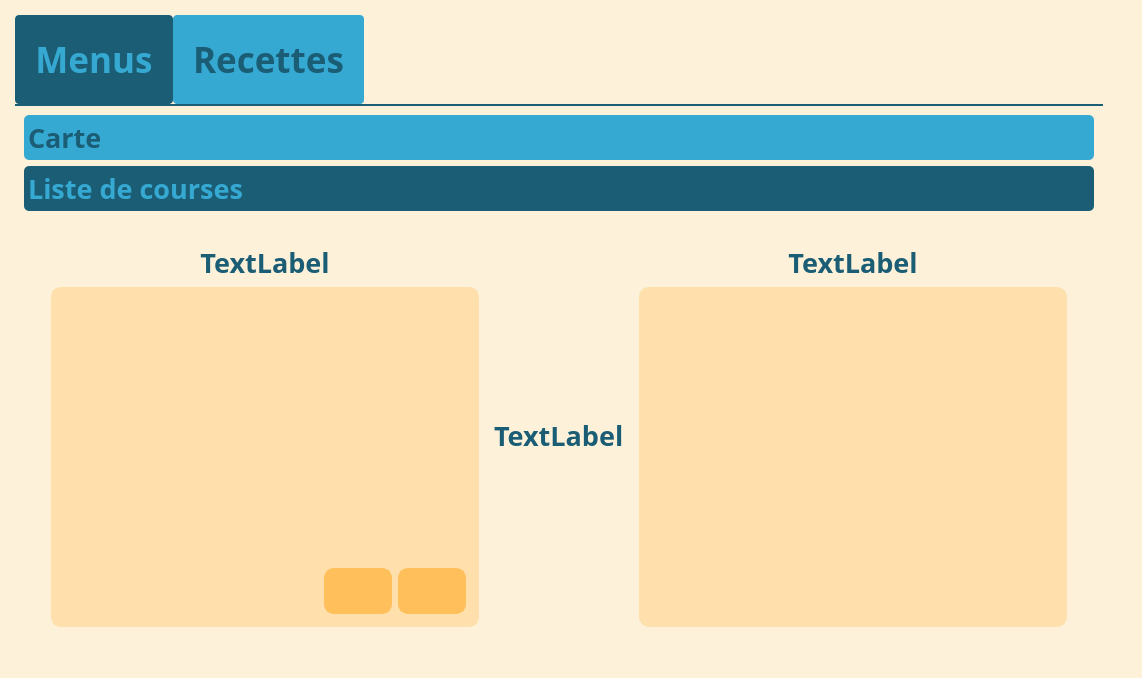
This is UI/Main_Window.ui in juvarlet/a_table as Qt 5 draws it before an edit. The edited form follows.
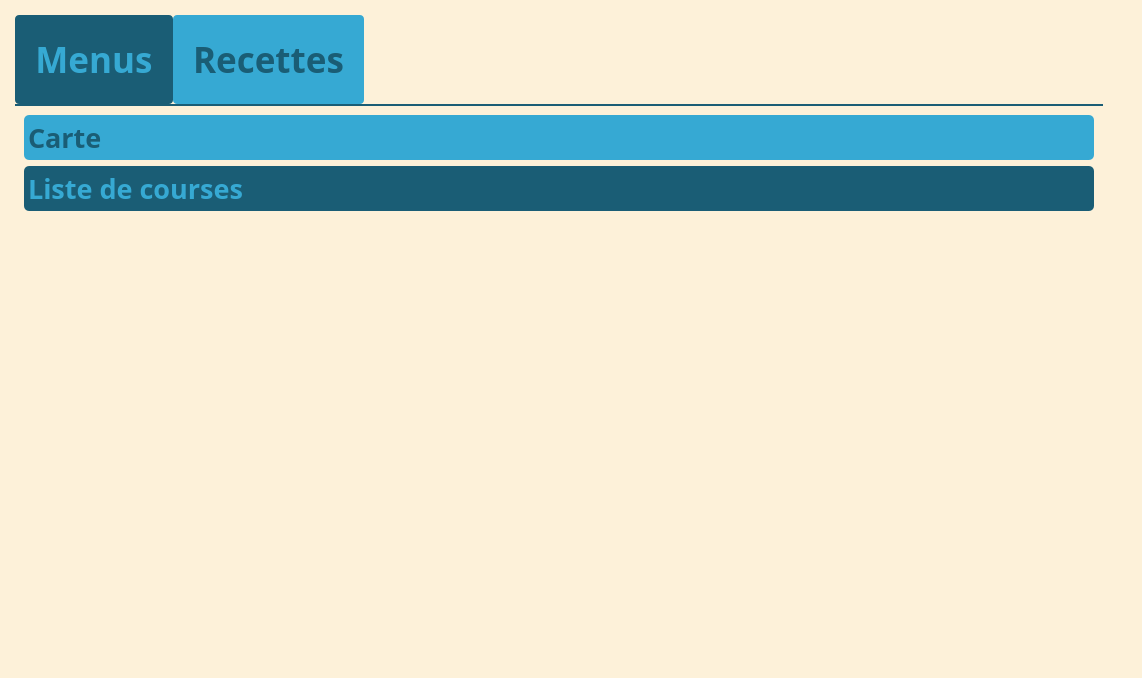
This is the edited form. The open tabs and pages were chosen to show the change. Icons and pictures are not drawn.

Commit message: WIP shopping list

Patch:
```diff
--- a/UI/Main_Window.ui
+++ b/UI/Main_Window.ui
@@ -1443,149 +1443,11 @@
                  </property>
                  <layout class="QGridLayout" name="gridLayout_22">
                   <item row="0" column="0">
-                   <widget class="QFrame" name="frame_shopping">
-                    <property name="frameShape">
-                     <enum>QFrame::NoFrame</enum>
+                   <layout class="QVBoxLayout" name="vL_shopping">
+                    <property name="spacing">
+                     <number>2</number>
                     </property>
-                    <property name="frameShadow">
-                     <enum>QFrame::Raised</enum>
-                    </property>
-                    <layout class="QGridLayout" name="gridLayout_19">
-                     <item row="1" column="0">
-                      <widget class="QFrame" name="frame_bottom">
-                       <property name="frameShape">
-                        <enum>QFrame::StyledPanel</enum>
-                       </property>
-                       <property name="frameShadow">
-                        <enum>QFrame::Raised</enum>
-                       </property>
-                       <layout class="QGridLayout" name="gridLayout_24">
-                        <item row="1" column="0">
-                         <spacer name="horizontalSpacer_4">
-                          <property name="orientation">
-                           <enum>Qt::Horizontal</enum>
-                          </property>
-                          <property name="sizeHint" stdset="0">
-                           <size>
-                            <width>40</width>
-                            <height>20</height>
-                           </size>
-                          </property>
-                         </spacer>
-                        </item>
-                        <item row="1" column="2">
-                         <widget class="QPushButton" name="pB_print">
-                          <property name="toolTip">
-                           <string>Imprimer</string>
-                          </property>
-                          <property name="text">
-                           <string/>
-                          </property>
-                          <property name="icon">
-                           <iconset>
-                            <normaloff>images/icon_print.png</normaloff>images/icon_print.png</iconset>
-                          </property>
-                          <property name="iconSize">
-                           <size>
-                            <width>50</width>
-                            <height>50</height>
-                           </size>
-                          </property>
-                         </widget>
-                        </item>
-                        <item row="0" column="0" colspan="3">
-                         <widget class="QListWidget" name="lW_courses">
-                          <property name="frameShape">
-                           <enum>QFrame::NoFrame</enum>
-                          </property>
-                         </widget>
-                        </item>
-                        <item row="1" column="1">
-                         <widget class="QPushButton" name="pB_send">
-                          <property name="toolTip">
-                           <string>Envoyer</string>
-                          </property>
-                          <property name="text">
-                           <string/>
-                          </property>
-                          <property name="icon">
-                           <iconset>
-                            <normaloff>images/icon_send.png</normaloff>images/icon_send.png</iconset>
-                          </property>
-                          <property name="iconSize">
-                           <size>
-                            <width>50</width>
-                            <height>50</height>
-                           </size>
-                          </property>
-                         </widget>
-                        </item>
-                       </layout>
-                      </widget>
-                     </item>
-                     <item row="0" column="0">
-                      <widget class="QLabel" name="label_top">
-                       <property name="text">
-                        <string>TextLabel</string>
-                       </property>
-                       <property name="alignment">
-                        <set>Qt::AlignCenter</set>
-                       </property>
-                      </widget>
-                     </item>
-                    </layout>
-                   </widget>
-                  </item>
-                  <item row="0" column="2">
-                   <widget class="QFrame" name="frame_menus">
-                    <property name="frameShape">
-                     <enum>QFrame::NoFrame</enum>
-                    </property>
-                    <property name="frameShadow">
-                     <enum>QFrame::Raised</enum>
-                    </property>
-                    <layout class="QGridLayout" name="gridLayout_15">
-                     <item row="1" column="0">
-                      <widget class="QListWidget" name="lW_menu">
-                       <property name="frameShape">
-                        <enum>QFrame::NoFrame</enum>
-                       </property>
-                       <property name="editTriggers">
-                        <set>QAbstractItemView::NoEditTriggers</set>
-                       </property>
-                       <property name="selectionMode">
-                        <enum>QAbstractItemView::NoSelection</enum>
-                       </property>
-                       <property name="spacing">
-                        <number>6</number>
-                       </property>
-                       <property name="wordWrap">
-                        <bool>true</bool>
-                       </property>
-                       <property name="itemAlignment">
-                        <set>Qt::AlignCenter</set>
-                       </property>
-                      </widget>
-                     </item>
-                     <item row="0" column="0">
-                      <widget class="QLabel" name="label_icon_carte">
-                       <property name="text">
-                        <string>TextLabel</string>
-                       </property>
-                       <property name="alignment">
-                        <set>Qt::AlignCenter</set>
-                       </property>
-                      </widget>
-                     </item>
-                    </layout>
-                   </widget>
-                  </item>
-                  <item row="0" column="1">
-                   <widget class="QLabel" name="label_cocktail">
-                    <property name="text">
-                     <string>TextLabel</string>
-                    </property>
-                   </widget>
+                   </layout>
                   </item>
                  </layout>
                 </widget>
```
Left out of the diff: 6 changed lines with no effect on the pictures. The commit also changes 6 other files.
